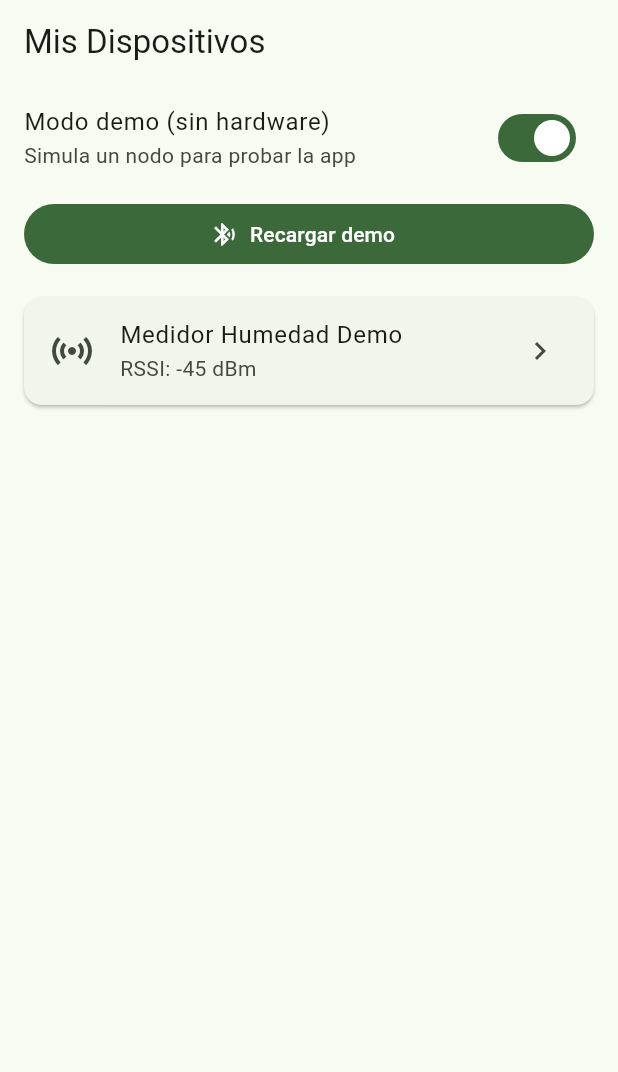
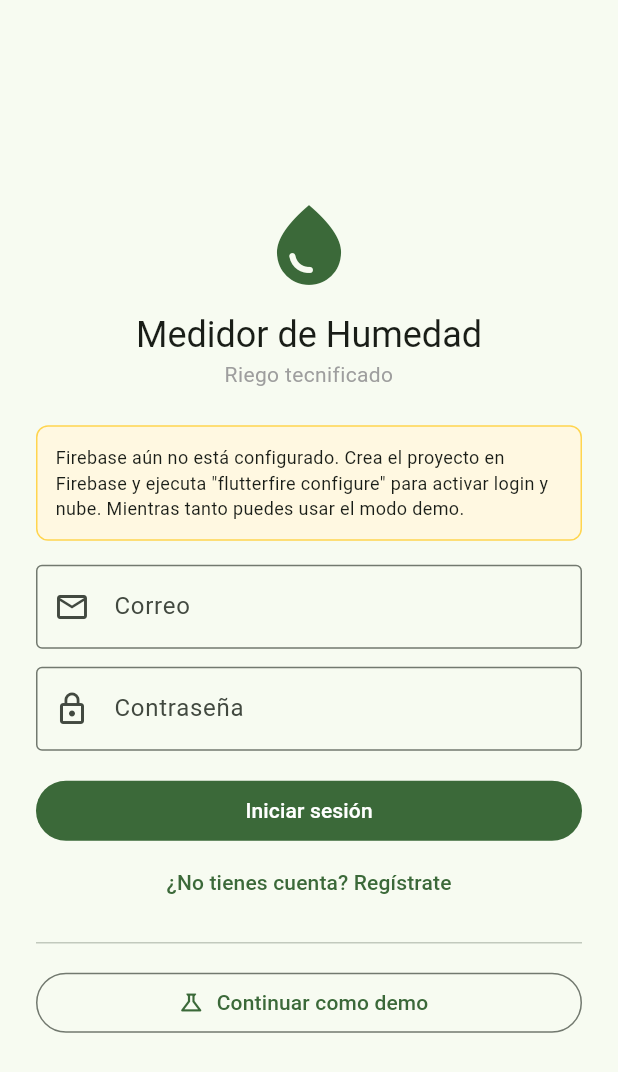
Before and after one commit to lalolpp/medidor-humedad-riego, a Flutter app: the screen it shows after launch, on a phone screen of 412 x 824 dp. Shown: the top 1072 px of the screen. Run offline on Flutter 3.47's test engine with Material 3 defaults, Android fonts, the phone set to English and light mode, and no system bars; our stand-ins replace cloud_firestore, firebase_auth, firebase_core, fl_chart, flutter_blue_plus; accounts and stored records are empty.

Commit message:
Agregar Firebase: login con roles (usuario/admin), dispositivos en nube y AuthGate

```diff
--- a/app/lib/main.dart
+++ b/app/lib/main.dart
@@ -1,7 +1,13 @@
+import 'package:firebase_auth/firebase_auth.dart';
 import 'package:flutter/material.dart';
 import 'package:medidor_humedad/screens/home_screen.dart';
+import 'package:medidor_humedad/screens/login_screen.dart';
+import 'package:medidor_humedad/services/app_firebase.dart';
+import 'package:medidor_humedad/services/auth_service.dart';
 
-void main() {
+Future<void> main() async {
+  WidgetsFlutterBinding.ensureInitialized();
+  await AppFirebase.initialize();
   runApp(const MedidorHumedadApp());
 }
 
@@ -17,7 +23,29 @@ class MedidorHumedadApp extends StatelessWidget {
         colorScheme: ColorScheme.fromSeed(seedColor: Colors.green),
         useMaterial3: true,
       ),
-      home: const HomeScreen(),
+      home: const AuthGate(),
     );
   }
 }
+
+class AuthGate extends StatelessWidget {
+  const AuthGate({super.key});
+
+  @override
+  Widget build(BuildContext context) {
+    if (!AppFirebase.configured) return const LoginScreen();
+    return StreamBuilder<User?>(
+      stream: AuthService.instance.userChanges,
+      builder: (context, snapshot) {
+        if (snapshot.connectionState == ConnectionState.waiting) {
+          return const Scaffold(
+            body: Center(child: CircularProgressIndicator()),
+          );
+        }
+        final user = snapshot.data;
+        if (user == null) return const LoginScreen();
+        return const HomeScreen();
+      },
+    );
+  }
+}
--- /dev/null
+++ b/app/lib/models/cloud_device.dart
@@ -0,0 +1,39 @@
+class CloudDevice {
+  final String deviceId;
+  final String name;
+  final String? location;
+  final DateTime? lastReportAt;
+  final double? humidity;
+  final double? batteryLevel;
+  final double? autonomyDays;
+  final int? intervalMin;
+  final String owner;
+
+  const CloudDevice({
+    required this.deviceId,
+    required this.name,
+    required this.owner,
+    this.location,
+    this.lastReportAt,
+    this.humidity,
+    this.batteryLevel,
+    this.autonomyDays,
+    this.intervalMin,
+  });
+
+  factory CloudDevice.fromMap(String id, Map<String, dynamic> data) {
+    return CloudDevice(
+      deviceId: id,
+      name: data['name'] as String? ?? 'Medidor $id',
+      owner: data['owner'] as String? ?? '',
+      location: data['location'] as String?,
+      lastReportAt: data['lastReportAt'] != null
+          ? DateTime.tryParse(data['lastReportAt'] as String)
+          : null,
+      humidity: (data['humidity'] as num?)?.toDouble(),
+      batteryLevel: (data['batteryLevel'] as num?)?.toDouble(),
+      autonomyDays: (data['autonomyDays'] as num?)?.toDouble(),
+      intervalMin: (data['intervalMin'] as num?)?.toInt(),
+    );
+  }
+}
--- /dev/null
+++ b/app/lib/screens/login_screen.dart
@@ -0,0 +1,207 @@
+import 'package:firebase_auth/firebase_auth.dart';
+import 'package:flutter/material.dart';
+import 'package:medidor_humedad/services/app_firebase.dart';
+import 'package:medidor_humedad/services/auth_service.dart';
+import 'package:medidor_humedad/services/cloud_service.dart';
+
+import 'home_screen.dart';
+
+class LoginScreen extends StatefulWidget {
+  const LoginScreen({super.key});
+
+  @override
+  State<LoginScreen> createState() => _LoginScreenState();
+}
+
+class _LoginScreenState extends State<LoginScreen> {
+  final _formKey = GlobalKey<FormState>();
+  final _email = TextEditingController();
+  final _password = TextEditingController();
+  bool _signUp = false;
+  bool _loading = false;
+  String? _error;
+
+  @override
+  void dispose() {
+    _email.dispose();
+    _password.dispose();
+    super.dispose();
+  }
+
+  String _authMessage(String code) {
+    switch (code) {
+      case 'user-not-found':
+        return 'No existe una cuenta con ese correo.';
+      case 'wrong-password':
+        return 'Contraseña incorrecta.';
+      case 'invalid-credential':
+        return 'Correo o contraseña incorrectos.';
+      case 'invalid-email':
+        return 'Correo inválido.';
+      case 'email-already-in-use':
+        return 'Ya existe una cuenta con ese correo.';
+      case 'weak-password':
+        return 'La contraseña debe tener al menos 6 caracteres.';
+      default:
+        return 'Error de autenticación: $code';
+    }
+  }
+
+  Future<void> _submit() async {
+    if (!_formKey.currentState!.validate()) return;
+    setState(() {
+      _loading = true;
+      _error = null;
+    });
+    try {
+      if (_signUp) {
+        final cred = await AuthService.instance.signUpEmail(
+          _email.text.trim(),
+          _password.text,
+        );
+        try {
+          await CloudService.instance.setRole(cred.user!.uid, 'user');
+        } catch (_) {}
+      } else {
+        await AuthService.instance.signInEmail(_email.text.trim(), _password.text);
+      }
+    } on FirebaseAuthException catch (e) {
+      setState(() => _error = _authMessage(e.code));
+    } catch (e) {
+      setState(() => _error = 'Error: $e');
+    } finally {
+      if (mounted) setState(() => _loading = false);
+    }
+  }
+
+  void _continueDemo() {
+    Navigator.of(context).pushReplacement(
+      MaterialPageRoute(builder: (_) => const HomeScreen()),
+    );
+  }
+
+  @override
+  Widget build(BuildContext context) {
+    final theme = Theme.of(context);
+    return Scaffold(
+      body: SafeArea(
+        child: Center(
+          child: SingleChildScrollView(
+            padding: const EdgeInsets.all(24),
+            child: ConstrainedBox(
+              constraints: const BoxConstraints(maxWidth: 420),
+              child: Form(
+                key: _formKey,
+                child: Column(
+                  mainAxisSize: MainAxisSize.min,
+                  crossAxisAlignment: CrossAxisAlignment.stretch,
+                  children: [
+                    Icon(
+                      Icons.water_drop,
+                      size: 64,
+                      color: theme.colorScheme.primary,
+                    ),
+                    const SizedBox(height: 12),
+                    Text(
+                      'Medidor de Humedad',
+                      textAlign: TextAlign.center,
+                      style: theme.textTheme.headlineSmall,
+                    ),
+                    const Text(
+                      'Riego tecnificado',
+                      textAlign: TextAlign.center,
+                      style: TextStyle(color: Colors.grey),
+                    ),
+                    const SizedBox(height: 24),
+                    if (!AppFirebase.configured) ...[
+                      Container(
+                        padding: const EdgeInsets.all(12),
+                        decoration: BoxDecoration(
+                          color: Colors.amber.shade50,
+                          borderRadius: BorderRadius.circular(8),
+                          border: Border.all(color: Colors.amber.shade300),
+                        ),
+                        child: const Text(
+                          'Firebase aún no está configurado. Crea el proyecto en '
+                          'Firebase y ejecuta "flutterfire configure" para activar '
+                          'login y nube. Mientras tanto puedes usar el modo demo.',
+                          style: TextStyle(fontSize: 12),
+                        ),
+                      ),
+                      const SizedBox(height: 16),
+                    ],
+                    TextFormField(
+                      controller: _email,
+                      keyboardType: TextInputType.emailAddress,
+                      autocorrect: false,
+                      decoration: const InputDecoration(
+                        labelText: 'Correo',
+                        prefixIcon: Icon(Icons.mail_outline),
+                        border: OutlineInputBorder(),
+                      ),
+                      validator: (value) {
+                        if (value == null || value.trim().isEmpty) {
+                          return 'Ingresa tu correo';
+                        }
+                        return null;
+                      },
+                    ),
+                    const SizedBox(height: 12),
+                    TextFormField(
+                      controller: _password,
+                      obscureText: true,
+                      decoration: const InputDecoration(
+                        labelText: 'Contraseña',
+                        prefixIcon: Icon(Icons.lock_outline),
+                        border: OutlineInputBorder(),
+                      ),
+                      validator: (value) {
+                        if (value == null || value.length < 6) {
+                          return 'Mínimo 6 caracteres';
+                        }
+                        return null;
+                      },
+                      onFieldSubmitted: (_) => _submit(),
+                    ),
+                    if (_error != null) ...[
+                      const SizedBox(height: 12),
+                      Text(
+                        _error!,
+                        style: TextStyle(color: theme.colorScheme.error),
+                      ),
+                    ],
+                    const SizedBox(height: 16),
+                    FilledButton(
+                      onPressed: _loading ? null : _submit,
+                      child: _loading
+                          ? const SizedBox(
+                              width: 20,
+                              height: 20,
+                              child: CircularProgressIndicator(strokeWidth: 2),
+                            )
+                          : Text(_signUp ? 'Registrarse' : 'Iniciar sesión'),
+                    ),
+                    TextButton(
+                      onPressed: () => setState(() => _signUp = !_signUp),
+                      child: Text(
+                        _signUp
+                            ? '¿Ya tienes cuenta? Inicia sesión'
+                            : '¿No tienes cuenta? Regístrate',
+                      ),
+                    ),
+                    const Divider(height: 32),
+                    OutlinedButton.icon(
+                      onPressed: _loading ? null : _continueDemo,
+                      icon: const Icon(Icons.science_outlined),
+                      label: const Text('Continuar como demo'),
+                    ),
+                  ],
+                ),
+              ),
+            ),
+          ),
+        ),
+      ),
+    );
+  }
+}
--- /dev/null
+++ b/app/lib/services/app_firebase.dart
@@ -0,0 +1,18 @@
+import 'package:firebase_core/firebase_core.dart';
+import 'package:medidor_humedad/firebase_options.dart';
+
+class AppFirebase {
+  static bool configured = false;
+
+  static Future<bool> initialize() async {
+    final options = DefaultFirebaseOptions.currentPlatform;
+    if (options == null) return false;
+    try {
+      await Firebase.initializeApp(options: options);
+      configured = true;
+    } catch (_) {
+      configured = false;
+    }
+    return configured;
+  }
+}
--- /dev/null
+++ b/app/lib/services/auth_service.dart
@@ -0,0 +1,23 @@
+import 'package:firebase_auth/firebase_auth.dart';
+
+class AuthService {
+  static final AuthService instance = AuthService._();
+
+  AuthService._();
+
+  final FirebaseAuth _auth = FirebaseAuth.instance;
+
+  Stream<User?> get userChanges => _auth.userChanges();
+
+  User? get currentUser => _auth.currentUser;
+
+  Future<UserCredential> signInEmail(String email, String password) {
+    return _auth.signInWithEmailAndPassword(email: email, password: password);
+  }
+
+  Future<UserCredential> signUpEmail(String email, String password) {
+    return _auth.createUserWithEmailAndPassword(email: email, password: password);
+  }
+
+  Future<void> signOut() => _auth.signOut();
+}
--- a/app/pubspec.yaml
+++ b/app/pubspec.yaml
@@ -36,6 +36,9 @@ dependencies:
   cupertino_icons: ^1.0.8
   flutter_blue_plus: ^2.3.11
   fl_chart: ^1.2.0
+  firebase_core: ^4.13.0
+  firebase_auth: ^6.5.7
+  cloud_firestore: ^6.8.0
 
 dev_dependencies:
   flutter_test:
```
Also changed, not shown: app/lib/screens/home_screen.dart (+122 -23 lines), app/lib/services/cloud_service.dart (added, +39 -0 lines), app/lib/firebase_options.dart (added), app/pubspec.lock, 10 other files.
